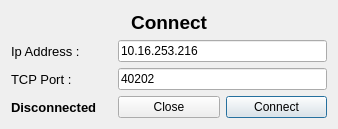
Qt form Client/ClientV2/NewBabelClient/ConnectWindow.ui (AGuismo/V-and-Co-Babel) before a commit.
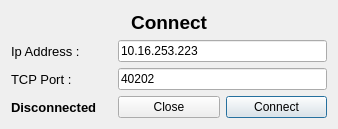
The same form after that commit.

Patch:
```diff
--- a/Client/ClientV2/NewBabelClient/ConnectWindow.ui
+++ b/Client/ClientV2/NewBabelClient/ConnectWindow.ui
@@ -34,7 +34,7 @@
    <item row="1" column="1" colspan="2">
     <widget class="QLineEdit" name="ipLineEdit">
      <property name="text">
-      <string>10.16.253.216</string>
+      <string>10.16.253.223</string>
      </property>
      <property name="maxLength">
       <number>15</number>
```
